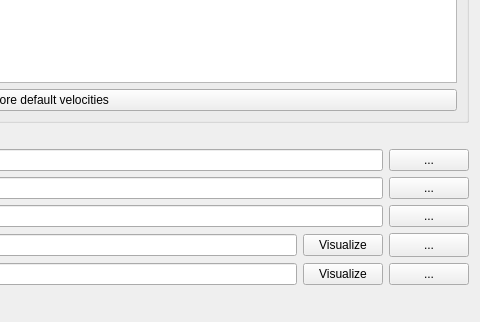
Qt form console/SegyCreationPage.ui (feliperails/syntheticseis) before a commit; both pictures show x 396 to 876 and y 463 to 785 of the 876 by 785 pixel window.
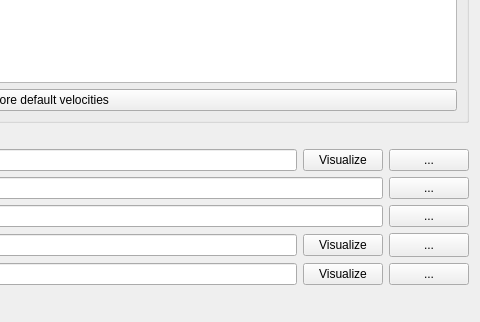
The same form after that commit.

The edit to the form file:
```diff
--- a/console/SegyCreationPage.ui
+++ b/console/SegyCreationPage.ui
@@ -146,6 +146,13 @@
        <item>
         <widget class="QLineEdit" name="lithologyFileNameLineEdit"/>
        </item>
+       <item>
+        <widget class="QPushButton" name="lithologyVisualizePushButton">
+         <property name="text">
+          <string>Visualize</string>
+         </property>
+        </widget>
+       </item>
        <item>
         <widget class="QPushButton" name="outputLithologyFileNameToolButton">
          <property name="text">
```
